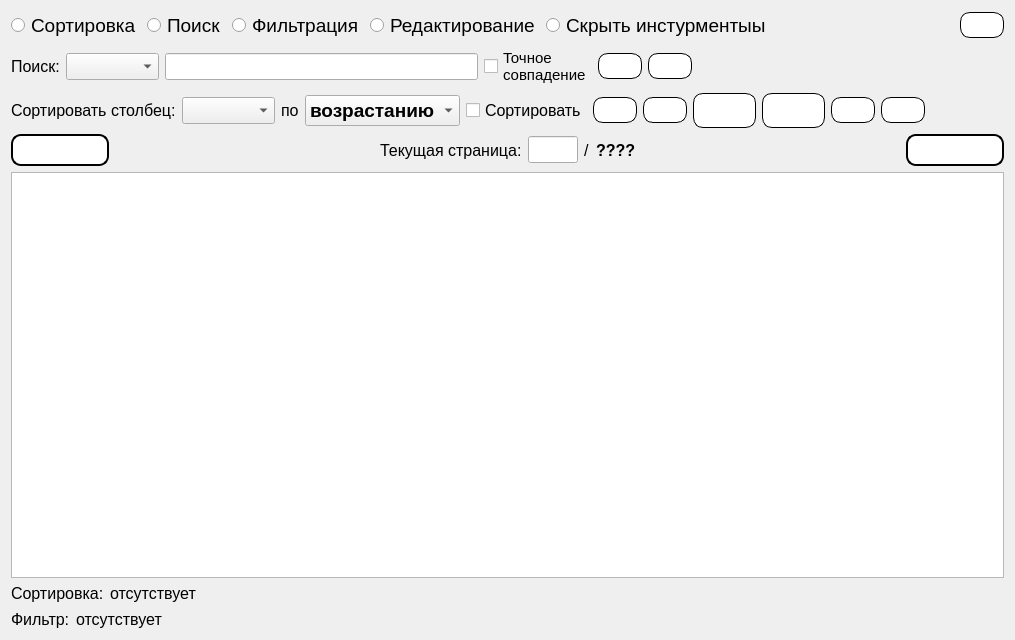
MyEdit/Casino_Client, file Gui/TabWidgets/Admin/users.ui: the form before one commit.
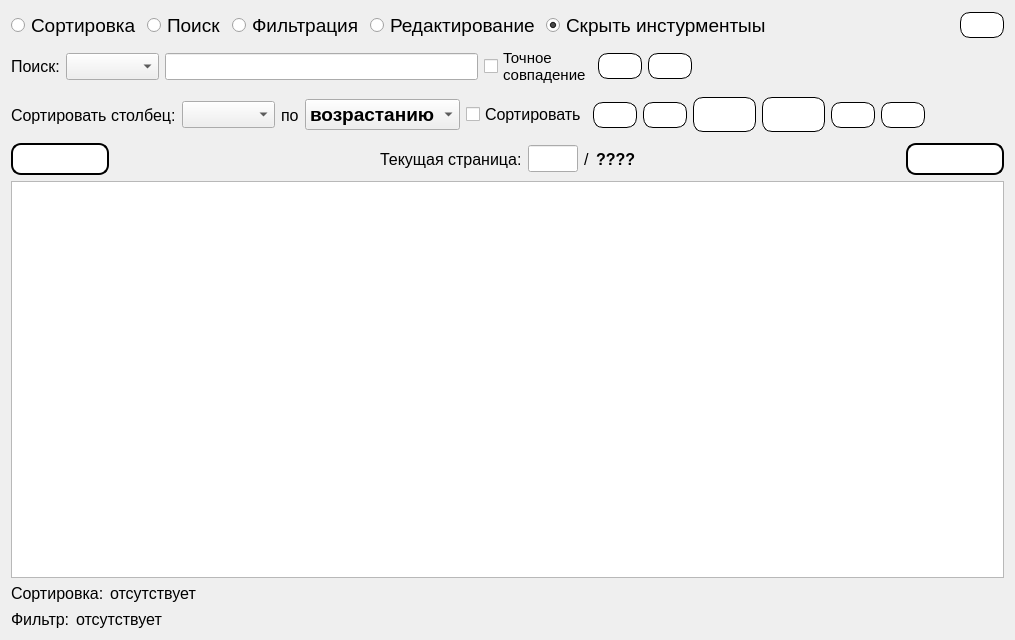
The form after the commit. Icons and pictures are not drawn.

```diff
--- a/Gui/TabWidgets/Admin/users.ui
+++ b/Gui/TabWidgets/Admin/users.ui
@@ -79,6 +79,9 @@
        <property name="text">
         <string>Скрыть инстурментыы</string>
        </property>
+       <property name="checked">
+        <bool>true</bool>
+       </property>
       </widget>
      </item>
      <item>
@@ -271,6 +274,12 @@
     <layout class="QHBoxLayout" name="horizontalLayout_8">
      <item>
       <widget class="QLabel" name="label_3">
+       <property name="minimumSize">
+        <size>
+         <width>0</width>
+         <height>44</height>
+        </size>
+       </property>
        <property name="font">
         <font>
          <family>Segoe UI</family>
```
Left out of the diff: 33 changed lines with no effect on the pictures.
